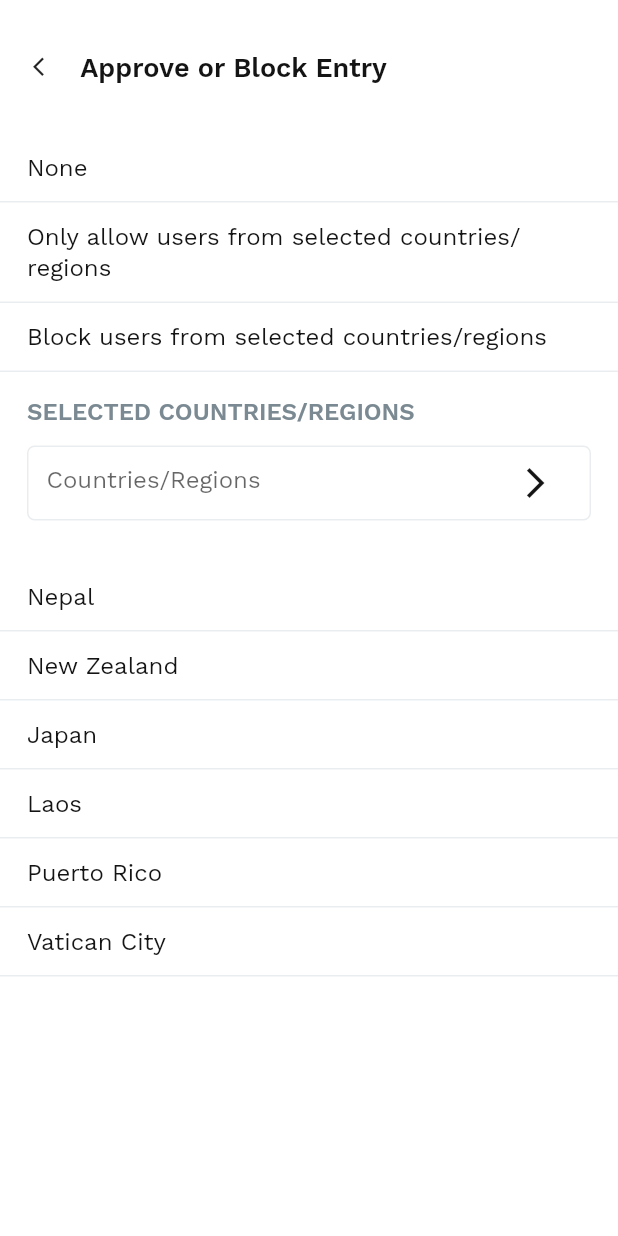
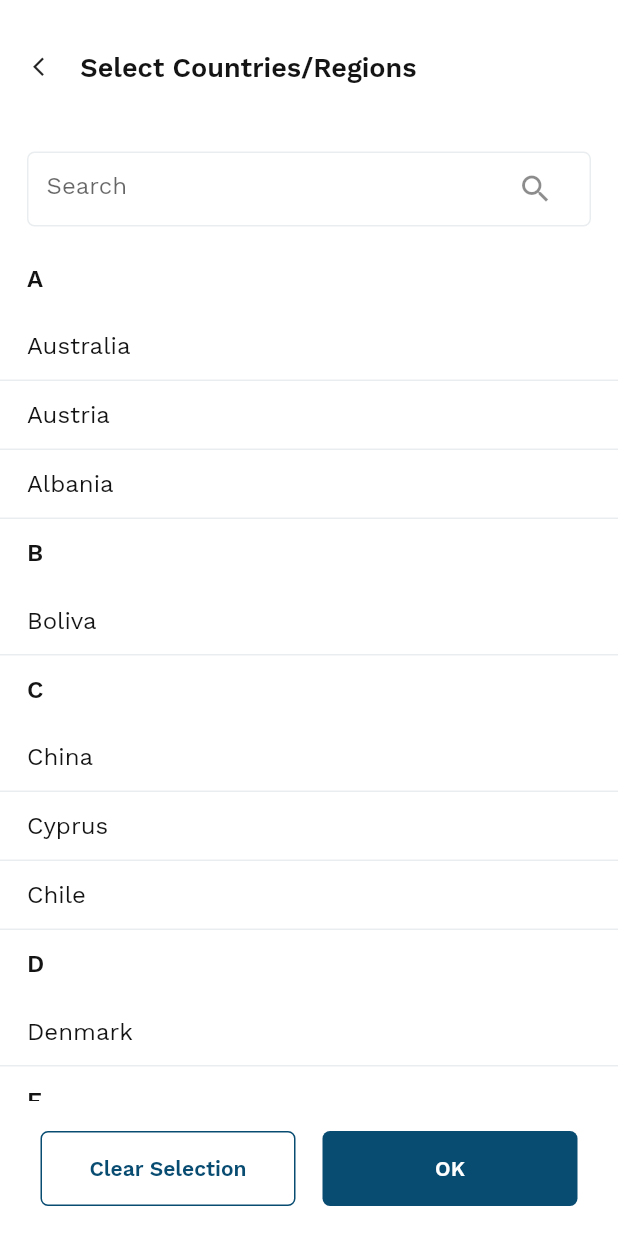
Before and after one commit to raister21/neewzoom, a Flutter app: the screen it shows after launch, on a phone screen of 412 x 824 dp. Run offline on Flutter 3.47's test engine with Material 2 defaults, Android fonts, the light colour scheme and no system bars; our stand-ins replace bloc, equatable, flutter_bloc, flutter_svg.

Commit message:
Select countries from list page added

```diff
--- /dev/null
+++ b/lib/data/models/region_list.dart
@@ -0,0 +1,6 @@
+class RegionList {
+  final String alphabet;
+  final List<String> regions;
+
+  RegionList({required this.alphabet, required this.regions});
+}
--- a/lib/main.dart
+++ b/lib/main.dart
@@ -6,6 +6,7 @@ import 'package:neewzoom/presentation/otp_verification.dart';
 import 'package:neewzoom/presentation/schedule_meeting/approve_block_page.dart';
 import 'package:neewzoom/presentation/schedule_meeting/repeat_page.dart';
 import 'package:neewzoom/presentation/schedule_meeting/schedule_meeting_page.dart';
+import 'package:neewzoom/presentation/schedule_meeting/select_region_page.dart';
 import 'package:neewzoom/presentation/schedule_meeting/select_time_zone_page.dart';
 
 import 'constants/app_bloc_observer.dart';
@@ -29,7 +30,7 @@ class MyApp extends StatelessWidget {
       ),
       home: BlocProvider.value(
         value: _otpBloc,
-        child: SafeArea(child: ApproveBlockPage()),
+        child: SafeArea(child: SelectRegionPage()),
       ),
     );
   }
--- /dev/null
+++ b/lib/presentation/schedule_meeting/select_region_page.dart
@@ -0,0 +1,233 @@
+import 'package:flutter/material.dart';
+import 'package:neewzoom/constants/ui_constants.dart';
+import 'package:neewzoom/data/models/region_list.dart';
+
+class SelectRegionPage extends StatefulWidget {
+  SelectRegionPage({Key? key}) : super(key: key);
+
+  @override
+  _SelectRegionPageState createState() => _SelectRegionPageState();
+}
+
+class _SelectRegionPageState extends State<SelectRegionPage> {
+  final UIconstants uIconstants = UIconstants();
+
+  List<RegionList> _regionOptions = [
+    RegionList(alphabet: "A", regions: ["Australia", "Austria", "Albania"]),
+    RegionList(alphabet: "B", regions: ["Boliva"]),
+    RegionList(alphabet: "C", regions: ["China", "Cyprus", "Chile"]),
+    RegionList(alphabet: "D", regions: ["Denmark"]),
+    RegionList(alphabet: "E", regions: ["England", "Ethopia"]),
+  ];
+
+  @override
+  Widget build(BuildContext context) {
+    return Scaffold(body: _selectRegionView());
+  }
+
+  Widget _selectRegionView() {
+    return Container(
+      color: Colors.white,
+      child: Column(
+        children: [_contentBlock(), _selectionButtonBar()],
+      ),
+    );
+  }
+
+  Widget _contentBlock() {
+    return Expanded(
+      child: Container(
+        child: Column(
+          children: [_headerBar(), _searchInput(), _regionList()],
+        ),
+      ),
+    );
+  }
+
+  Widget _selectionButtonBar() {
+    return Padding(
+      padding: EdgeInsets.symmetric(
+          vertical: uIconstants.defaultsmallPads,
+          horizontal: uIconstants.defaultPads),
+      child: Row(
+        mainAxisAlignment: MainAxisAlignment.spaceAround,
+        children: [
+          TextButton(
+            onPressed: () {},
+            child: Container(
+              height: uIconstants.defaultButtonHeight,
+              width: MediaQuery.of(context).size.width / 2 -
+                  uIconstants.defaultPads * 2,
+              decoration: BoxDecoration(
+                border: Border.all(color: uIconstants.defaultPrimaryColor),
+                borderRadius: BorderRadius.all(
+                  Radius.circular(uIconstants.defaultInputBorderRadius),
+                ),
+              ),
+              child: Center(
+                child: Text(
+                  "Clear Selection",
+                  style: TextStyle(
+                      fontFamily: 'WorkSans',
+                      color: uIconstants.defaultPrimaryColor,
+                      fontWeight: FontWeight.w700),
+                ),
+              ),
+            ),
+          ),
+          TextButton(
+            onPressed: () {},
+            child: Container(
+              height: uIconstants.defaultButtonHeight,
+              width: MediaQuery.of(context).size.width / 2 -
+                  uIconstants.defaultPads * 2,
+              decoration: BoxDecoration(
+                color: uIconstants.defaultPrimaryColor,
+                borderRadius: BorderRadius.all(
+                  Radius.circular(uIconstants.defaultInputBorderRadius),
+                ),
+              ),
+              child: Center(
+                child: Text(
+                  "OK",
+                  style: TextStyle(
+                      fontFamily: 'WorkSans',
+                      color: Colors.white,
+                      fontWeight: FontWeight.w700),
+                ),
+              ),
+            ),
+          ),
+        ],
+      ),
+    );
+  }
+
+  Widget _headerBar() {
+    return Container(
+      padding: EdgeInsets.symmetric(
+          horizontal: uIconstants.defaultIconPads, vertical: 20.5),
+      child: Row(
+        children: [
+          Align(
+            alignment: AlignmentDirectional.centerStart,
+            child: IconButton(
+              splashRadius: 15,
+              iconSize: 15,
+              icon: Icon(
+                Icons.arrow_back_ios,
+              ),
+              onPressed: () {},
+            ),
+          ),
+          Text(
+            "Select Countries/Regions",
+            style: TextStyle(
+                fontFamily: 'WorkSans',
+                fontSize: 18,
+                fontWeight: FontWeight.w600,
+                color: uIconstants.defaultFontColor),
+          )
+        ],
+      ),
+    );
+  }
+
+  Widget _searchInput() {
+    return Padding(
+      padding: EdgeInsets.symmetric(
+          vertical: uIconstants.defaultsmallPads,
+          horizontal: uIconstants.defaultPads),
+      child: Container(
+        decoration: BoxDecoration(
+          color: Colors.white,
+          border: Border.all(color: uIconstants.defaultBackGroundColor),
+          borderRadius: BorderRadius.all(
+            Radius.circular(uIconstants.defaultInputBorderRadius),
+          ),
+        ),
+        child: Padding(
+          padding:
+              EdgeInsets.symmetric(horizontal: uIconstants.defaultsmallPads),
+          child: TextField(
+            showCursor: false,
+            style: TextStyle(
+              fontFamily: 'WorkSans',
+              color: uIconstants.defaultFontColor,
+            ),
+            decoration: InputDecoration(
+              hintText: "Search",
+              focusedBorder: InputBorder.none,
+              border: InputBorder.none,
+              suffixIcon: Padding(
+                  padding: EdgeInsets.symmetric(vertical: 12),
+                  child: Icon(Icons.search)),
+            ),
+          ),
+        ),
+      ),
+    );
+  }
+
+  Widget _regionList() {
+    return Expanded(
+      child: ListView.builder(
+          itemCount: _regionOptions.length,
+          itemBuilder: (context, index) {
+            return Container(
+              child: Column(
+                crossAxisAlignment: CrossAxisAlignment.start,
+                children: [
+                  Padding(
+                    padding: EdgeInsets.symmetric(
+                        horizontal: uIconstants.defaultPads,
+                        vertical: uIconstants.defaultsmallPads),
+                    child: Text(
+                      _regionOptions[index].alphabet,
+                      style: TextStyle(
+                          fontFamily: 'WorkSans',
+                          fontSize: 16,
+                          height: 1.3,
+                          fontWeight: FontWeight.bold,
+                          color: uIconstants.defaultFontColor),
+                    ),
+                  ),
+                  _regionsInAlphabet(_regionOptions[index].regions),
+                ],
+              ),
+            );
+          }),
+    );
+  }
+
+  Widget _regionsInAlphabet(List<String> regions) {
+    return ListView.builder(
+        shrinkWrap: true,
+        physics: const NeverScrollableScrollPhysics(),
+        itemCount: regions.length,
+        itemBuilder: (context, index) {
+          return Container(
+            padding: EdgeInsets.symmetric(
+                horizontal: uIconstants.defaultPads,
+                vertical: uIconstants.defaultsmallPads),
+            decoration: BoxDecoration(
+                border: Border(
+                    bottom: BorderSide(
+                        color: uIconstants.defaultBackGroundColor, width: 1))),
+            child: Column(
+              crossAxisAlignment: CrossAxisAlignment.start,
+              children: [
+                Text(
+                  regions[index],
+                  style: TextStyle(
+                      fontFamily: 'WorkSans',
+                      fontSize: 16,
+                      height: 1.3,
+                      color: uIconstants.defaultFontColor),
+                ),
+              ],
+            ),
+          );
+        });
+  }
+}
--- a/lib/presentation/schedule_meeting/select_time_zone_page.dart
+++ b/lib/presentation/schedule_meeting/select_time_zone_page.dart
@@ -73,6 +73,7 @@ class SelectTimeZonePage extends StatelessWidget {
             ),
             decoration: InputDecoration(
               focusedBorder: InputBorder.none,
+              hintText: "Search",
               border: InputBorder.none,
               suffixIcon: Padding(
                   padding: EdgeInsets.symmetric(vertical: 12),
```
